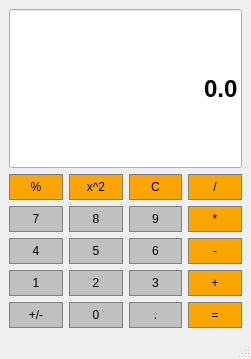
First picture: the form in calculator.ui, repository agrimgupta371/Calculator_using_Qt, before the edit.
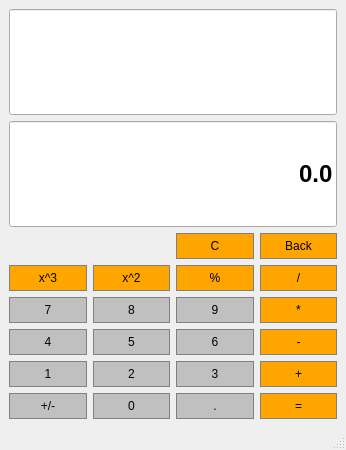
Second picture: the form after the edit.

The edit to the form file:
```diff
--- a/calculator.ui
+++ b/calculator.ui
@@ -6,16 +6,68 @@
    <rect>
     <x>0</x>
     <y>0</y>
-    <width>251</width>
-    <height>359</height>
+    <width>346</width>
+    <height>450</height>
    </rect>
   </property>
   <property name="windowTitle">
    <string>Calculator</string>
   </property>
+  <property name="windowOpacity">
+   <double>14.000000000000000</double>
+  </property>
+  <property name="autoFillBackground">
+   <bool>true</bool>
+  </property>
   <widget class="QWidget" name="centralwidget">
    <layout class="QGridLayout" name="gridLayout">
+    <item row="2" column="3">
+     <widget class="QPushButton" name="Back">
+      <property name="styleSheet">
+       <string notr="true">QPushButton{
+	background-color: #FFA500;
+	border: 1px solid gray;
+	padding: 5px;
+}
+
+QPushButton:pressed{
+	background-color: #A9A9A9;
+	border: 1px solid gray;
+	padding: 5px;
+}</string>
+      </property>
+      <property name="text">
+       <string>Back</string>
+      </property>
+     </widget>
+    </item>
     <item row="6" column="1">
+     <widget class="QPushButton" name="Button8">
+      <property name="sizePolicy">
+       <sizepolicy hsizetype="Preferred" vsizetype="Preferred">
+        <horstretch>0</horstretch>
+        <verstretch>0</verstretch>
+       </sizepolicy>
+      </property>
+      <property name="styleSheet">
+       <string notr="true">QPushButton{
+	background-color: #C0C0C0;
+	border: 1px solid gray;
+	padding: 5px;
+}
+
+QPushButton:pressed{
+	background-color: #A9A9A9;
+	border: 1px solid gray;
+	padding: 5px;
+}</string>
+      </property>
+      <property name="text">
+       <string>8</string>
+      </property>
+     </widget>
+    </item>
+    <item row="8" column="1">
      <widget class="QPushButton" name="Button2">
       <property name="sizePolicy">
        <sizepolicy hsizetype="Preferred" vsizetype="Preferred">
@@ -41,8 +93,8 @@
       </property>
      </widget>
     </item>
-    <item row="4" column="3">
-     <widget class="QPushButton" name="Multiply">
+    <item row="8" column="3">
+     <widget class="QPushButton" name="Add">
       <property name="sizePolicy">
        <sizepolicy hsizetype="Preferred" vsizetype="Preferred">
         <horstretch>0</horstretch>
@@ -63,141 +115,11 @@
 }</string>
       </property>
       <property name="text">
-       <string>*</string>
+       <string>+</string>
       </property>
      </widget>
     </item>
-    <item row="5" column="2">
-     <widget class="QPushButton" name="Button6">
-      <property name="sizePolicy">
-       <sizepolicy hsizetype="Preferred" vsizetype="Preferred">
-        <horstretch>0</horstretch>
-        <verstretch>0</verstretch>
-       </sizepolicy>
-      </property>
-      <property name="styleSheet">
-       <string notr="true">QPushButton{
-	background-color: #C0C0C0;
-	border: 1px solid gray;
-	padding: 5px;
-}
-
-QPushButton:pressed{
-	background-color: #A9A9A9;
-	border: 1px solid gray;
-	padding: 5px;
-}</string>
-      </property>
-      <property name="text">
-       <string>6</string>
-      </property>
-     </widget>
-    </item>
-    <item row="7" column="1">
-     <widget class="QPushButton" name="Button0">
-      <property name="sizePolicy">
-       <sizepolicy hsizetype="Preferred" vsizetype="Preferred">
-        <horstretch>0</horstretch>
-        <verstretch>0</verstretch>
-       </sizepolicy>
-      </property>
-      <property name="styleSheet">
-       <string notr="true">QPushButton{
-	background-color: #C0C0C0;
-	border: 1px solid gray;
-	padding: 5px;
-}
-
-QPushButton:pressed{
-	background-color: #A9A9A9;
-	border: 1px solid gray;
-	padding: 5px;
-}</string>
-      </property>
-      <property name="text">
-       <string>0</string>
-      </property>
-     </widget>
-    </item>
-    <item row="5" column="0">
-     <widget class="QPushButton" name="Button4">
-      <property name="sizePolicy">
-       <sizepolicy hsizetype="Preferred" vsizetype="Preferred">
-        <horstretch>0</horstretch>
-        <verstretch>0</verstretch>
-       </sizepolicy>
-      </property>
-      <property name="styleSheet">
-       <string notr="true">QPushButton{
-	background-color: #C0C0C0;
-	border: 1px solid gray;
-	padding: 5px;
-}
-
-QPushButton:pressed{
-	background-color: #A9A9A9;
-	border: 1px solid gray;
-	padding: 5px;
-}</string>
-      </property>
-      <property name="text">
-       <string>4</string>
-      </property>
-     </widget>
-    </item>
-    <item row="4" column="0">
-     <widget class="QPushButton" name="Button7">
-      <property name="sizePolicy">
-       <sizepolicy hsizetype="Preferred" vsizetype="Preferred">
-        <horstretch>0</horstretch>
-        <verstretch>0</verstretch>
-       </sizepolicy>
-      </property>
-      <property name="styleSheet">
-       <string notr="true">QPushButton{
-	background-color: #C0C0C0;
-	border: 1px solid gray;
-	padding: 5px;
-}
-
-QPushButton:pressed{
-	background-color: #A9A9A9;
-	border: 1px solid gray;
-	padding: 5px;
-}</string>
-      </property>
-      <property name="text">
-       <string>7</string>
-      </property>
-     </widget>
-    </item>
-    <item row="4" column="2">
-     <widget class="QPushButton" name="Button9">
-      <property name="sizePolicy">
-       <sizepolicy hsizetype="Preferred" vsizetype="Preferred">
-        <horstretch>0</horstretch>
-        <verstretch>0</verstretch>
-       </sizepolicy>
-      </property>
-      <property name="styleSheet">
-       <string notr="true">QPushButton{
-	background-color: #C0C0C0;
-	border: 1px solid gray;
-	padding: 5px;
-}
-
-QPushButton:pressed{
-	background-color: #A9A9A9;
-	border: 1px solid gray;
-	padding: 5px;
-}</string>
-      </property>
-      <property name="text">
-       <string>9</string>
-      </property>
-     </widget>
-    </item>
-    <item row="5" column="3">
+    <item row="7" column="3">
      <widget class="QPushButton" name="Subtract">
       <property name="sizePolicy">
        <sizepolicy hsizetype="Preferred" vsizetype="Preferred">
@@ -223,33 +145,7 @@
       </property>
      </widget>
     </item>
-    <item row="6" column="0">
-     <widget class="QPushButton" name="Button1">
-      <property name="sizePolicy">
-       <sizepolicy hsizetype="Preferred" vsizetype="Preferred">
-        <horstretch>0</horstretch>
-        <verstretch>0</verstretch>
-       </sizepolicy>
-      </property>
-      <property name="styleSheet">
-       <string notr="true">QPushButton{
-	background-color: #C0C0C0;
-	border: 1px solid gray;
-	padding: 5px;
-}
-
-QPushButton:pressed{
-	background-color: #A9A9A9;
-	border: 1px solid gray;
-	padding: 5px;
-}</string>
-      </property>
-      <property name="text">
-       <string>1</string>
-      </property>
-     </widget>
-    </item>
-    <item row="7" column="3">
+    <item row="9" column="3">
      <widget class="QPushButton" name="Equals">
       <property name="sizePolicy">
        <sizepolicy hsizetype="Preferred" vsizetype="Preferred">
@@ -275,8 +171,161 @@
       </property>
      </widget>
     </item>
+    <item row="9" column="0">
+     <widget class="QPushButton" name="ChangeSign">
+      <property name="sizePolicy">
+       <sizepolicy hsizetype="Preferred" vsizetype="Preferred">
+        <horstretch>0</horstretch>
+        <verstretch>0</verstretch>
+       </sizepolicy>
+      </property>
+      <property name="styleSheet">
+       <string notr="true">QPushButton{
+	background-color: #C0C0C0;
+	border: 1px solid gray;
+	padding: 5px;
+}
+
+QPushButton:pressed{
+	background-color: #A9A9A9;
+	border: 1px solid gray;
+	padding: 5px;
+}</string>
+      </property>
+      <property name="text">
+       <string>+/-</string>
+      </property>
+     </widget>
+    </item>
+    <item row="1" column="0" colspan="4">
+     <widget class="QLineEdit" name="Display">
+      <property name="sizePolicy">
+       <sizepolicy hsizetype="Preferred" vsizetype="Expanding">
+        <horstretch>0</horstretch>
+        <verstretch>0</verstretch>
+       </sizepolicy>
+      </property>
+      <property name="font">
+       <font>
+        <family>Arial</family>
+        <pointsize>18</pointsize>
+        <bold>true</bold>
+       </font>
+      </property>
+      <property name="text">
+       <string>0.0</string>
+      </property>
+      <property name="alignment">
+       <set>Qt::AlignRight|Qt::AlignTrailing|Qt::AlignVCenter</set>
+      </property>
+     </widget>
+    </item>
+    <item row="7" column="0">
+     <widget class="QPushButton" name="Button4">
+      <property name="sizePolicy">
+       <sizepolicy hsizetype="Preferred" vsizetype="Preferred">
+        <horstretch>0</horstretch>
+        <verstretch>0</verstretch>
+       </sizepolicy>
+      </property>
+      <property name="styleSheet">
+       <string notr="true">QPushButton{
+	background-color: #C0C0C0;
+	border: 1px solid gray;
+	padding: 5px;
+}
+
+QPushButton:pressed{
+	background-color: #A9A9A9;
+	border: 1px solid gray;
+	padding: 5px;
+}</string>
+      </property>
+      <property name="text">
+       <string>4</string>
+      </property>
+     </widget>
+    </item>
+    <item row="8" column="2">
+     <widget class="QPushButton" name="Button3">
+      <property name="sizePolicy">
+       <sizepolicy hsizetype="Preferred" vsizetype="Preferred">
+        <horstretch>0</horstretch>
+        <verstretch>0</verstretch>
+       </sizepolicy>
+      </property>
+      <property name="styleSheet">
+       <string notr="true">QPushButton{
+	background-color: #C0C0C0;
+	border: 1px solid gray;
+	padding: 5px;
+}
+
+QPushButton:pressed{
+	background-color: #A9A9A9;
+	border: 1px solid gray;
+	padding: 5px;
+}</string>
+      </property>
+      <property name="text">
+       <string>3</string>
+      </property>
+     </widget>
+    </item>
+    <item row="8" column="0">
+     <widget class="QPushButton" name="Button1">
+      <property name="sizePolicy">
+       <sizepolicy hsizetype="Preferred" vsizetype="Preferred">
+        <horstretch>0</horstretch>
+        <verstretch>0</verstretch>
+       </sizepolicy>
+      </property>
+      <property name="styleSheet">
+       <string notr="true">QPushButton{
+	background-color: #C0C0C0;
+	border: 1px solid gray;
+	padding: 5px;
+}
+
+QPushButton:pressed{
+	background-color: #A9A9A9;
+	border: 1px solid gray;
+	padding: 5px;
+}</string>
+      </property>
+      <property name="text">
+       <string>1</string>
+      </property>
+     </widget>
+    </item>
+    <item row="6" column="2">
+     <widget class="QPushButton" name="Button9">
+      <property name="sizePolicy">
+       <sizepolicy hsizetype="Preferred" vsizetype="Preferred">
+        <horstretch>0</horstretch>
+        <verstretch>0</verstretch>
+       </sizepolicy>
+      </property>
+      <property name="styleSheet">
+       <string notr="true">QPushButton{
+	background-color: #C0C0C0;
+	border: 1px solid gray;
+	padding: 5px;
+}
+
+QPushButton:pressed{
+	background-color: #A9A9A9;
+	border: 1px solid gray;
+	padding: 5px;
+}</string>
+      </property>
+      <property name="text">
+       <string>9</string>
+      </property>
+     </widget>
+    </item>
     <item row="6" column="3">
-     <widget class="QPushButton" name="Add">
+     <widget class="QPushButton" name="Multiply">
       <property name="sizePolicy">
        <sizepolicy hsizetype="Preferred" vsizetype="Preferred">
         <horstretch>0</horstretch>
@@ -297,11 +346,109 @@
 }</string>
       </property>
       <property name="text">
-       <string>+</string>
+       <string>*</string>
+      </property>
+     </widget>
+    </item>
+    <item row="6" column="0">
+     <widget class="QPushButton" name="Button7">
+      <property name="sizePolicy">
+       <sizepolicy hsizetype="Preferred" vsizetype="Preferred">
+        <horstretch>0</horstretch>
+        <verstretch>0</verstretch>
+       </sizepolicy>
+      </property>
+      <property name="styleSheet">
+       <string notr="true">QPushButton{
+	background-color: #C0C0C0;
+	border: 1px solid gray;
+	padding: 5px;
+}
+
+QPushButton:pressed{
+	background-color: #A9A9A9;
+	border: 1px solid gray;
+	padding: 5px;
+}</string>
+      </property>
+      <property name="text">
+       <string>7</string>
+      </property>
+     </widget>
+    </item>
+    <item row="0" column="0" colspan="4">
+     <widget class="QLineEdit" name="Display2">
+      <property name="sizePolicy">
+       <sizepolicy hsizetype="Preferred" vsizetype="Expanding">
+        <horstretch>0</horstretch>
+        <verstretch>0</verstretch>
+       </sizepolicy>
+      </property>
+      <property name="font">
+       <font>
+        <family>Arial</family>
+        <pointsize>18</pointsize>
+        <bold>false</bold>
+       </font>
+      </property>
+      <property name="alignment">
+       <set>Qt::AlignRight|Qt::AlignTrailing|Qt::AlignVCenter</set>
       </property>
      </widget>
     </item>
     <item row="7" column="2">
+     <widget class="QPushButton" name="Button6">
+      <property name="sizePolicy">
+       <sizepolicy hsizetype="Preferred" vsizetype="Preferred">
+        <horstretch>0</horstretch>
+        <verstretch>0</verstretch>
+       </sizepolicy>
+      </property>
+      <property name="styleSheet">
+       <string notr="true">QPushButton{
+	background-color: #C0C0C0;
+	border: 1px solid gray;
+	padding: 5px;
+}
+
+QPushButton:pressed{
+	background-color: #A9A9A9;
+	border: 1px solid gray;
+	padding: 5px;
+}</string>
+      </property>
+      <property name="text">
+       <string>6</string>
+      </property>
+     </widget>
+    </item>
+    <item row="4" column="3">
+     <widget class="QPushButton" name="Divide">
+      <property name="sizePolicy">
+       <sizepolicy hsizetype="Preferred" vsizetype="Preferred">
+        <horstretch>0</horstretch>
+        <verstretch>0</verstretch>
+       </sizepolicy>
+      </property>
+      <property name="styleSheet">
+       <string notr="true">QPushButton{
+	background-color: #FFA500;
+	border: 1px solid gray;
+	padding: 5px;
+}
+
+QPushButton:pressed{
+	background-color: #A9A9A9;
+	border: 1px solid gray;
+	padding: 5px;
+}</string>
+      </property>
+      <property name="text">
+       <string>/</string>
+      </property>
+     </widget>
+    </item>
+    <item row="9" column="2">
      <widget class="QPushButton" name="Dot">
       <property name="sizePolicy">
        <sizepolicy hsizetype="Preferred" vsizetype="Preferred">
@@ -327,8 +474,8 @@
       </property>
      </widget>
     </item>
-    <item row="4" column="1">
-     <widget class="QPushButton" name="Button8">
+    <item row="9" column="1">
+     <widget class="QPushButton" name="Button0">
       <property name="sizePolicy">
        <sizepolicy hsizetype="Preferred" vsizetype="Preferred">
         <horstretch>0</horstretch>
@@ -349,11 +496,11 @@
 }</string>
       </property>
       <property name="text">
-       <string>8</string>
+       <string>0</string>
       </property>
      </widget>
     </item>
-    <item row="5" column="1">
+    <item row="7" column="1">
      <widget class="QPushButton" name="Button5">
       <property name="sizePolicy">
        <sizepolicy hsizetype="Preferred" vsizetype="Preferred">
@@ -379,8 +526,8 @@
       </property>
      </widget>
     </item>
-    <item row="7" column="0">
-     <widget class="QPushButton" name="ChangeSign">
+    <item row="2" column="2">
+     <widget class="QPushButton" name="Clear">
       <property name="sizePolicy">
        <sizepolicy hsizetype="Preferred" vsizetype="Preferred">
         <horstretch>0</horstretch>
@@ -389,7 +536,7 @@
       </property>
       <property name="styleSheet">
        <string notr="true">QPushButton{
-	background-color: #C0C0C0;
+	background-color: #FFA500;
 	border: 1px solid gray;
 	padding: 5px;
 }
@@ -401,60 +548,11 @@
 }</string>
       </property>
       <property name="text">
-       <string>+/-</string>
+       <string>C</string>
       </property>
      </widget>
     </item>
-    <item row="6" column="2">
-     <widget class="QPushButton" name="Button3">
-      <property name="sizePolicy">
-       <sizepolicy hsizetype="Preferred" vsizetype="Preferred">
-        <horstretch>0</horstretch>
-        <verstretch>0</verstretch>
-       </sizepolicy>
-      </property>
-      <property name="styleSheet">
-       <string notr="true">QPushButton{
-	background-color: #C0C0C0;
-	border: 1px solid gray;
-	padding: 5px;
-}
-
-QPushButton:pressed{
-	background-color: #A9A9A9;
-	border: 1px solid gray;
-	padding: 5px;
-}</string>
-      </property>
-      <property name="text">
-       <string>3</string>
-      </property>
-     </widget>
-    </item>
-    <item row="0" column="0" colspan="4">
-     <widget class="QLineEdit" name="Display">
-      <property name="sizePolicy">
-       <sizepolicy hsizetype="Preferred" vsizetype="Expanding">
-        <horstretch>0</horstretch>
-        <verstretch>0</verstretch>
-       </sizepolicy>
-      </property>
-      <property name="font">
-       <font>
-        <family>Arial</family>
-        <pointsize>18</pointsize>
-        <bold>true</bold>
-       </font>
-      </property>
-      <property name="text">
-       <string>0.0</string>
-      </property>
-      <property name="alignment">
-       <set>Qt::AlignRight|Qt::AlignTrailing|Qt::AlignVCenter</set>
-      </property>
-     </widget>
-    </item>
-    <item row="1" column="0" rowspan="2">
+    <item row="4" column="2">
      <widget class="QPushButton" name="Percent">
       <property name="sizePolicy">
        <sizepolicy hsizetype="Preferred" vsizetype="Preferred">
@@ -480,7 +578,7 @@
       </property>
      </widget>
     </item>
-    <item row="1" column="1" rowspan="2">
+    <item row="4" column="1">
      <widget class="QPushButton" name="Square">
       <property name="sizePolicy">
        <sizepolicy hsizetype="Preferred" vsizetype="Preferred">
@@ -506,8 +604,8 @@
       </property>
      </widget>
     </item>
-    <item row="1" column="2" rowspan="2">
-     <widget class="QPushButton" name="Clear">
+    <item row="4" column="0">
+     <widget class="QPushButton" name="Cube">
       <property name="sizePolicy">
        <sizepolicy hsizetype="Preferred" vsizetype="Preferred">
         <horstretch>0</horstretch>
@@ -528,33 +626,7 @@
 }</string>
       </property>
       <property name="text">
-       <string>C</string>
-      </property>
-     </widget>
-    </item>
-    <item row="1" column="3" rowspan="2">
-     <widget class="QPushButton" name="Divide">
-      <property name="sizePolicy">
-       <sizepolicy hsizetype="Preferred" vsizetype="Preferred">
-        <horstretch>0</horstretch>
-        <verstretch>0</verstretch>
-       </sizepolicy>
-      </property>
-      <property name="styleSheet">
-       <string notr="true">QPushButton{
-	background-color: #FFA500;
-	border: 1px solid gray;
-	padding: 5px;
-}
-
-QPushButton:pressed{
-	background-color: #A9A9A9;
-	border: 1px solid gray;
-	padding: 5px;
-}</string>
-      </property>
-      <property name="text">
-       <string>/</string>
+       <string>x^3</string>
       </property>
      </widget>
     </item>
```
